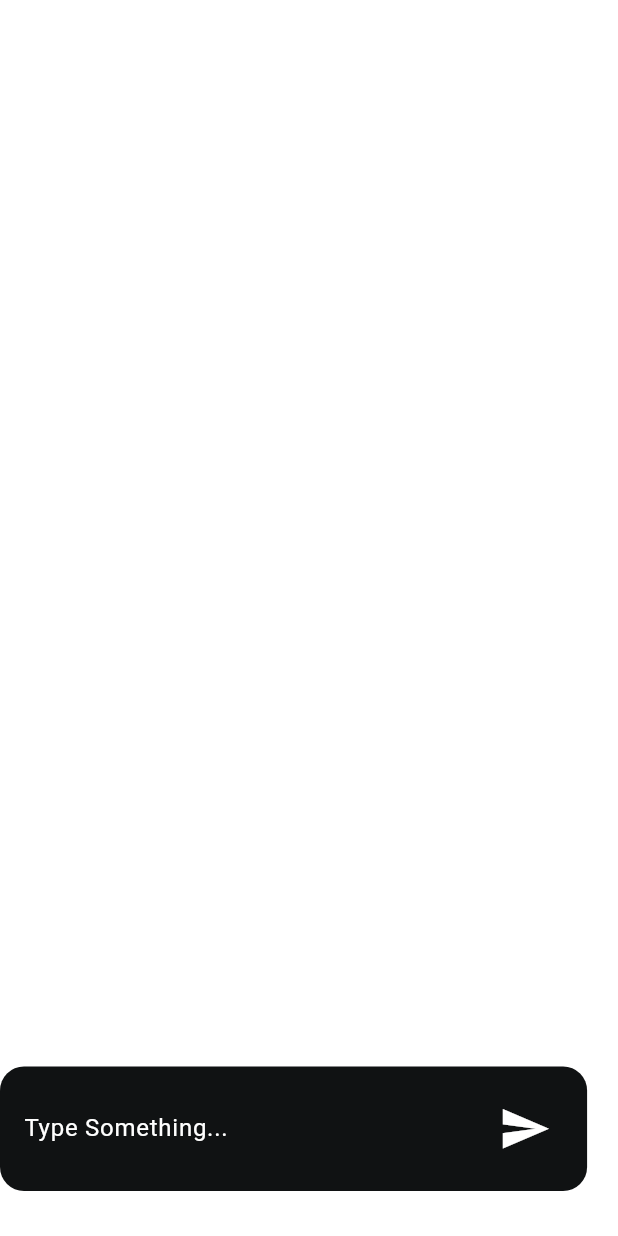
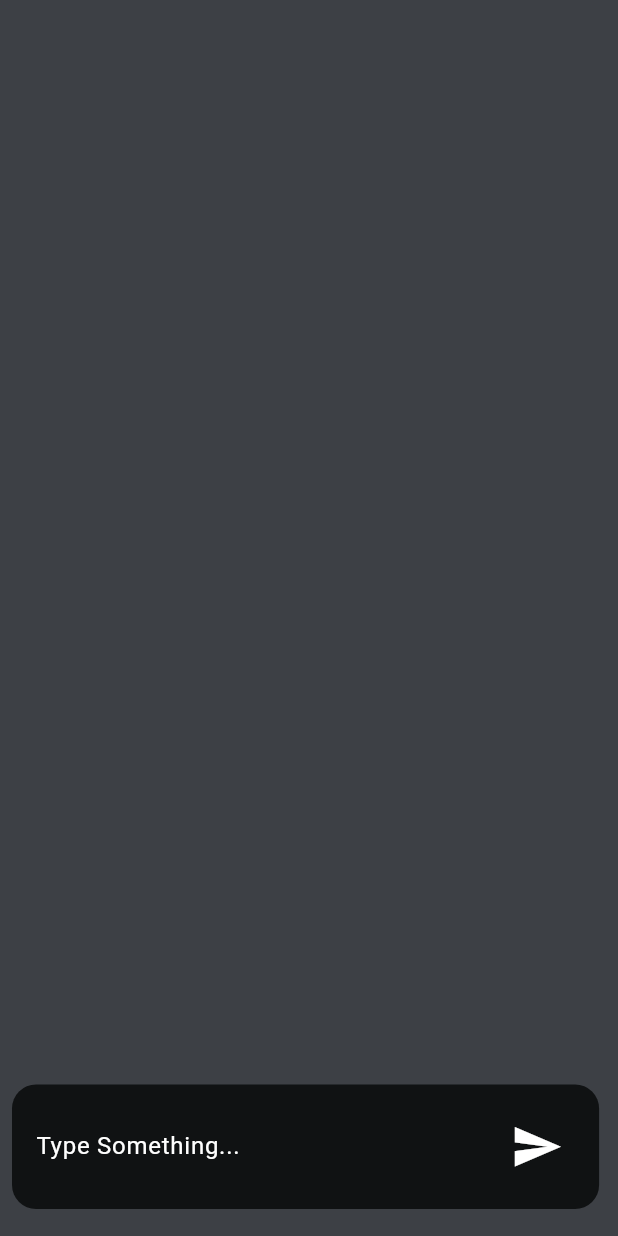
Before and after one commit to Raees453/chatgpt_chat_app, a Flutter app: the screen it shows after launch, on a phone screen of 412 x 824 dp. Run offline on Flutter 3.47's test engine with Material 2 defaults, Android fonts, the phone set to English and light mode, and no system bars; our stand-ins replace google_fonts, toast.

Commit message:
Some minor optimisations.

```diff
--- a/lib/constants/constants.dart
+++ b/lib/constants/constants.dart
@@ -4,7 +4,7 @@ class Constants {
   static const String apiModel = 'gpt-3.5-turbo';
 
   // Place your key here.
-  static const String apiSecretKey = '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';
+  static const String apiSecretKey = '';
 
   static const String type = 'Type Something...';
   static const String copy = 'Copy Response';
--- a/lib/main.dart
+++ b/lib/main.dart
@@ -13,11 +13,9 @@ class MyApp extends StatelessWidget {
   Widget build(BuildContext context) {
     return MaterialApp(
       debugShowCheckedModeBanner: false,
-      home: const HomeScreen(),
       theme: ThemeData(
-        scaffoldBackgroundColor: Colors.white,
         useMaterial3: true,
-        // scaffoldBackgroundColor: const Color.fromRGBO(27, 31, 36, 0.85),
+        scaffoldBackgroundColor: const Color.fromRGBO(27, 31, 36, 0.85),
         colorScheme: const ColorScheme.dark(
           primary: Color.fromRGBO(27, 31, 36, 1),
           secondary: Color.fromRGBO(61, 60, 94, 1),
@@ -26,6 +24,8 @@ class MyApp extends StatelessWidget {
           bodyMedium: GoogleFonts.poppins(),
         ),
       ),
+      home: const HomeScreen(),
+
     );
   }
 }
--- a/lib/screens/home_screen.dart
+++ b/lib/screens/home_screen.dart
@@ -14,7 +14,7 @@ class HomeScreen extends StatefulWidget {
 }
 
 class _HomeScreenState extends State<HomeScreen> {
-  late final double width;
+  late double width;
 
   final _messages = <ChatMessage>[];
   final _controller = TextEditingController();
@@ -24,7 +24,6 @@ class _HomeScreenState extends State<HomeScreen> {
   @override
   void didChangeDependencies() {
     width = MediaQuery.of(context).size.width;
-
     ToastContext().init(context);
     super.didChangeDependencies();
   }
@@ -32,35 +31,36 @@ class _HomeScreenState extends State<HomeScreen> {
   @override
   Widget build(BuildContext context) {
     return Scaffold(
-      body: SizedBox(
+      body: Padding(
+        padding: const EdgeInsets.all(8.0),
+        child: SizedBox(
           width: width * 0.95,
           child: Stack(
             alignment: Alignment.center,
             children: [
               Column(
                 children: [
-                ListView.builder(
+                  Expanded(
+                    child: ListView.builder(
                       reverse: true,
-                  shrinkWrap: true,
-                  primary: false,
                       itemCount: _messages.length,
                       itemBuilder: (context, index) =>
                           ChatMessageWidget(message: _messages[index]),
                     ),
-                const SizedBox(height: 80),
+                  ),
+                  const SizedBox(height: 90),
                 ],
               ),
               Positioned(
-              bottom: 30,
+                bottom: 10,
                 child: buildSendTextRow(),
               ),
               if (_isLoading)
                 const Center(
-                child: CircularProgressIndicator.adaptive(
-                  strokeWidth: 30,
-                ),
+                  child: CircularProgressIndicator.adaptive(),
                 ),
             ],
+          ),
         ),
       ),
     );
@@ -104,21 +104,25 @@ class _HomeScreenState extends State<HomeScreen> {
 
     final prompt = _controller.text.trim();
     _controller.text = '';
-    setState(() {
-      _isLoading = true;
-      _messages.insert(0, ChatMessage(prompt: prompt, sender: Sender.user));
-    });
+
+    _update(true, ChatMessage(prompt: prompt, sender: Sender.user));
 
     final response = await ApiHandler.getResponse(prompt);
 
     final ChatMessage message = ChatMessage(
       prompt: response['message'],
       sender: Sender.bot,
-      isError: response['success'],
+      isError: !response['success'],
     );
 
-    _isLoading = false;
-    setState(() => _messages.insert(0, message));
+    _update(false, message);
+  }
+
+  void _update(bool isLoading, ChatMessage message) {
+    setState(() {
+      _isLoading = isLoading;
+      _messages.insert(0, message);
+    });
   }
 
   @override
```
Also changed, not shown: lib/api/api_handler.dart (+4 -5 lines). Lines whose indentation alone changed are shown as unchanged.
